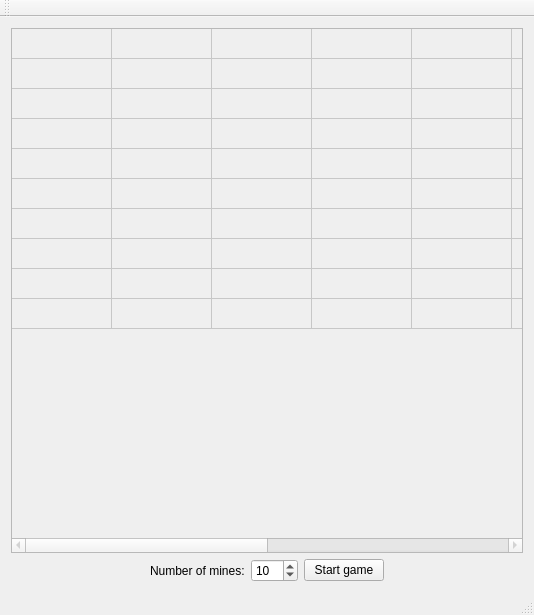
pavolmarak/minesweeper, file mines.ui: the form before one commit.
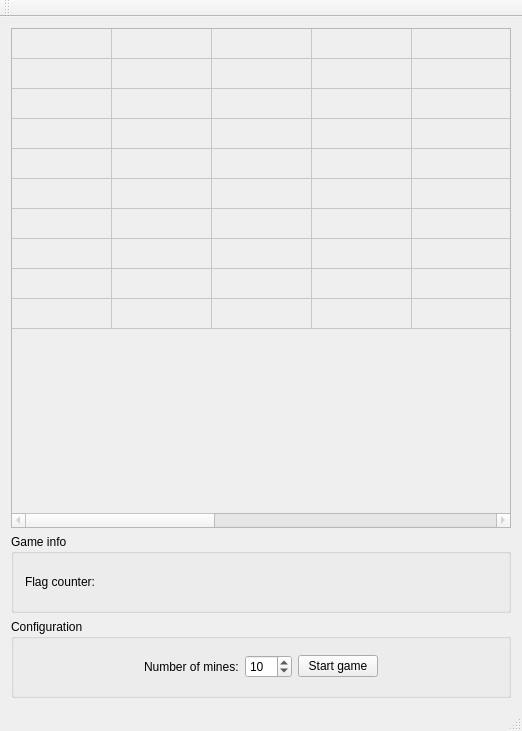
The form after the commit. Custom widgets are drawn as their Qt base class.

Commit message: Added a flag counter.

```diff
--- a/mines.ui
+++ b/mines.ui
@@ -6,8 +6,8 @@
    <rect>
     <x>0</x>
     <y>0</y>
-    <width>534</width>
-    <height>615</height>
+    <width>520</width>
+    <height>731</height>
    </rect>
   </property>
   <property name="sizePolicy">
@@ -44,7 +44,7 @@
          <bool>false</bool>
         </property>
         <property name="sizePolicy">
-         <sizepolicy hsizetype="Preferred" vsizetype="Preferred">
+         <sizepolicy hsizetype="Minimum" vsizetype="Minimum">
           <horstretch>0</horstretch>
           <verstretch>0</verstretch>
          </sizepolicy>
@@ -203,6 +203,52 @@
        </widget>
       </item>
       <item>
+       <widget class="QGroupBox" name="gameinfo_groupbox">
+        <property name="title">
+         <string>Game info</string>
+        </property>
+        <layout class="QVBoxLayout" name="verticalLayout_3">
+         <item>
+          <layout class="QHBoxLayout" name="horizontalLayout_3">
+           <item>
+            <widget class="QLabel" name="flagcounter_label">
+             <property name="text">
+              <string>Flag counter:</string>
+             </property>
+            </widget>
+           </item>
+           <item>
+            <widget class="QLabel" name="flag_counter">
+             <property name="text">
+              <string/>
+             </property>
+            </widget>
+           </item>
+           <item>
+            <spacer name="horizontalSpacer_3">
+             <property name="orientation">
+              <enum>Qt::Horizontal</enum>
+             </property>
+             <property name="sizeHint" stdset="0">
+              <size>
+               <width>40</width>
+               <height>20</height>
+              </size>
+             </property>
+            </spacer>
+           </item>
+          </layout>
+         </item>
+        </layout>
+       </widget>
+      </item>
+      <item>
+       <widget class="QGroupBox" name="config_groupbox">
+        <property name="title">
+         <string>Configuration</string>
+        </property>
+        <layout class="QVBoxLayout" name="verticalLayout_2">
+         <item>
        <layout class="QHBoxLayout" name="horizontalLayout_2">
         <item>
          <spacer name="horizontalSpacer">
@@ -260,6 +306,9 @@
        </layout>
       </item>
      </layout>
+       </widget>
+      </item>
+     </layout>
     </item>
    </layout>
   </widget>
```
Left out of the diff: 4 changed lines with no effect on the pictures. Lines whose indentation alone changed are shown as unchanged. The commit also changes 5 other files.
